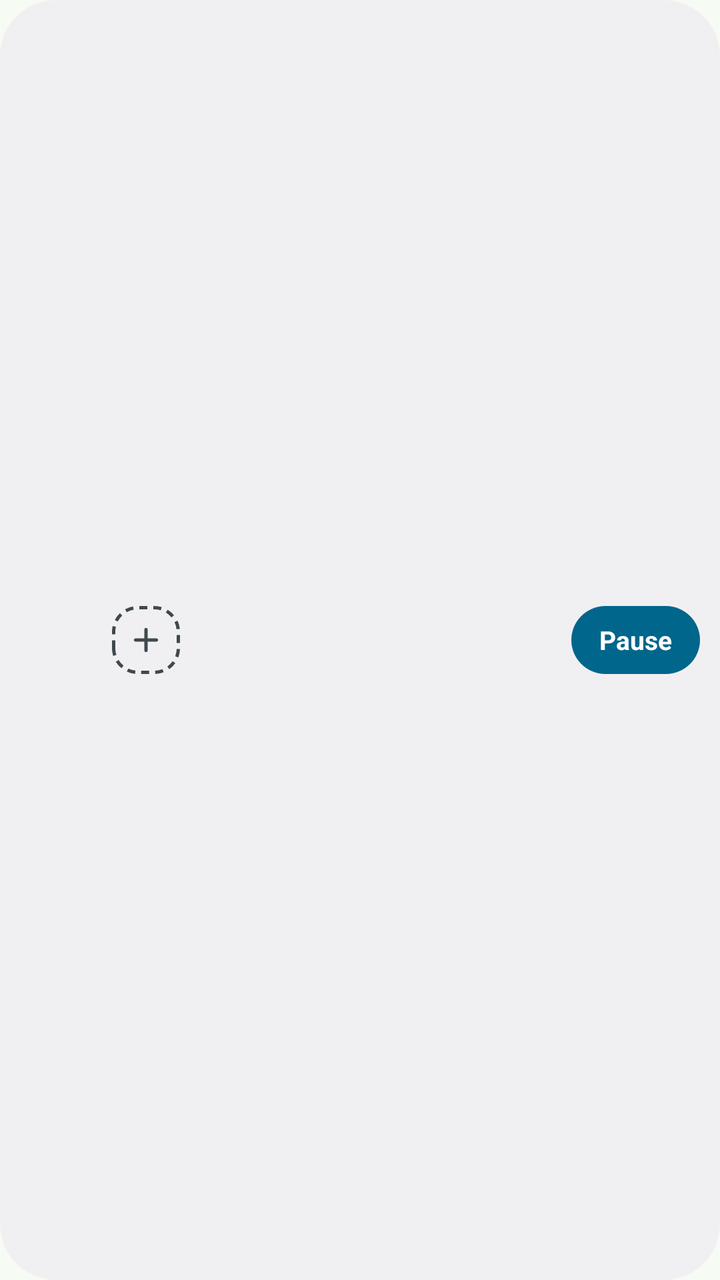
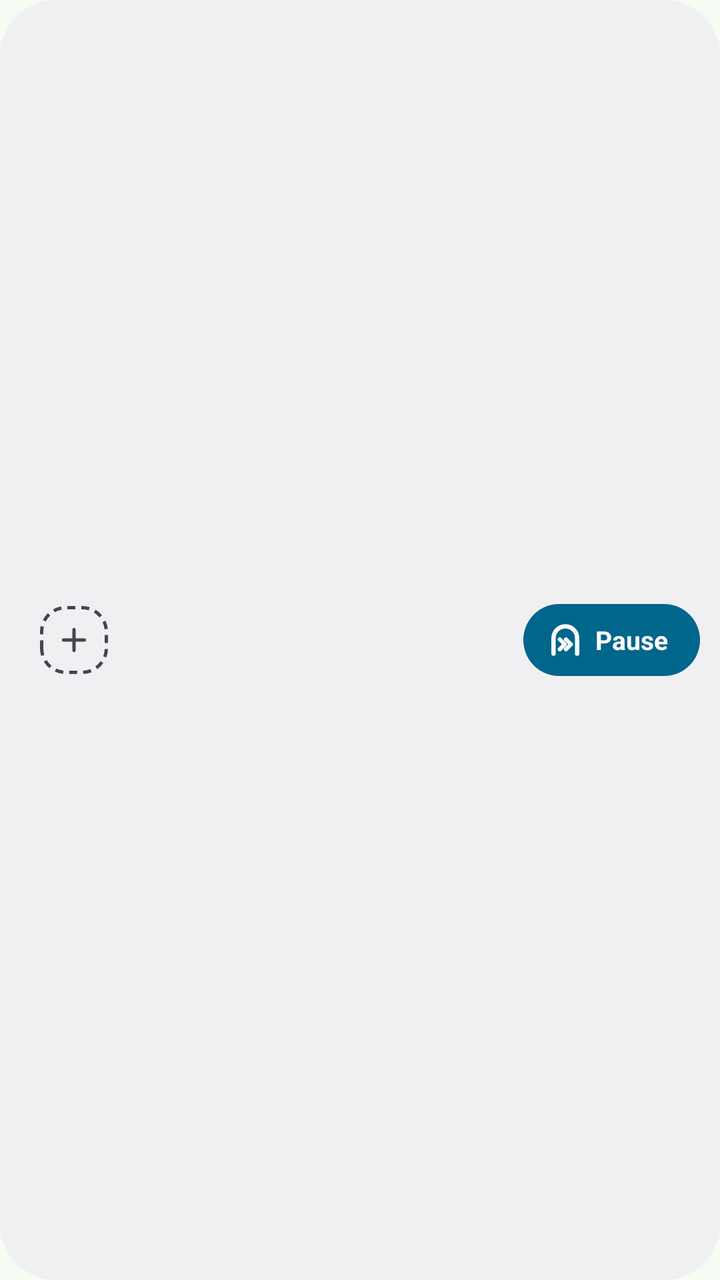

Screens rendered from an Android XML layout before and after an edit, with the pre-edit source and the edit as a unified diff.
<!-- AndroidManifest.xml: application theme Theme.ClearGate -->
<!-- res/layout/widget_compact.xml -->
<?xml version="1.0" encoding="utf-8"?>
<LinearLayout xmlns:android="http://schemas.android.com/apk/res/android"
    android:id="@+id/widget_root"
    android:layout_width="match_parent"
    android:layout_height="match_parent"
    android:background="@drawable/widget_background"
    android:gravity="center_vertical"
    android:orientation="horizontal"
    android:paddingStart="14dp"
    android:paddingEnd="10dp">

    <ImageView
        android:id="@+id/widget_logo"
        android:layout_width="34dp"
        android:layout_height="34dp"
        android:contentDescription="@string/app_name"
        android:src="@mipmap/ic_launcher" />

    <ImageView
        android:id="@+id/bank_icon_0"
        style="@style/WidgetCompactBank"
        android:visibility="gone" />

    <ImageView
        android:id="@+id/bank_icon_1"
        style="@style/WidgetCompactBank"
        android:visibility="gone" />

    <ImageView
        android:id="@+id/bank_icon_2"
        style="@style/WidgetCompactBank"
        android:visibility="gone" />

    <ImageView
        android:id="@+id/bank_icon_3"
        style="@style/WidgetCompactBank"
        android:visibility="gone" />

    <ImageView
        android:id="@+id/bank_add"
        style="@style/WidgetCompactBank"
        android:background="@drawable/widget_add_slot"
        android:contentDescription="@string/widget_add_bank"
        android:padding="8dp"
        android:src="@drawable/ic_widget_add" />

    
    <FrameLayout
        android:layout_width="0dp"
        android:layout_height="1dp"
        android:layout_weight="1" />

    <TextView
        android:id="@+id/widget_button"
        android:layout_width="wrap_content"
        android:layout_height="34dp"
        android:text="@string/widget_pause"
        android:background="@drawable/widget_button"
        android:gravity="center"
        android:paddingStart="14dp"
        android:paddingEnd="14dp"
        android:textColor="@color/widget_on_accent"
        android:textSize="13sp"
        android:textStyle="bold" />
</LinearLayout>
<!-- resources referenced by this layout -->
<resources>
  <color name="widget_on_accent">#FFFFFF</color>
  <!-- drawable ic_widget_add (drawable) -->
  <?xml version="1.0" encoding="utf-8"?>
  <vector xmlns:android="http://schemas.android.com/apk/res/android"
      android:width="24dp"
      android:height="24dp"
      android:viewportWidth="24"
      android:viewportHeight="24">
      <path
          android:fillColor="#00000000"
          android:pathData="M12,5 V19 M5,12 H19"
          android:strokeColor="@color/widget_on_surface_variant"
          android:strokeLineCap="round"
          android:strokeWidth="2.2" />
  </vector>
  <!-- drawable widget_add_slot (drawable) -->
  <?xml version="1.0" encoding="utf-8"?>
  <shape xmlns:android="http://schemas.android.com/apk/res/android" android:shape="rectangle">
      <stroke
          android:width="1.5dp"
          android:color="@color/widget_on_surface_variant"
          android:dashGap="3dp"
          android:dashWidth="4dp" />
      <corners android:radius="12dp" />
  </shape>
  <!-- drawable widget_background (drawable) -->
  <?xml version="1.0" encoding="utf-8"?>
  <shape xmlns:android="http://schemas.android.com/apk/res/android" android:shape="rectangle">
      <solid android:color="@color/widget_surface" />
      <corners android:radius="28dp" />
  </shape>
  <!-- drawable widget_button (drawable) -->
  <?xml version="1.0" encoding="utf-8"?>
  <shape xmlns:android="http://schemas.android.com/apk/res/android" android:shape="rectangle">
      <solid android:color="@color/widget_accent" />
      <corners android:radius="18dp" />
  </shape>
  <!-- mipmap ic_launcher (mipmap-anydpi-v26) -->
  <?xml version="1.0" encoding="utf-8"?>
  <adaptive-icon xmlns:android="http://schemas.android.com/apk/res/android">
      <background android:drawable="@color/ic_launcher_background" />
      <foreground android:drawable="@drawable/ic_launcher_foreground" />
      <monochrome android:drawable="@drawable/ic_launcher_monochrome" />
  </adaptive-icon>
  <string name="app_name">ClearGate</string>
  <string name="widget_add_bank">Add bank</string>
  <string name="widget_pause">Pause</string>
  <style name="WidgetCompactBank">
          <item name="android:layout_width">34dp</item>
          <item name="android:layout_height">34dp</item>
          <item name="android:layout_marginStart">8dp</item>
          <item name="android:contentDescription">@null</item>
      </style>
  <style name="Theme.ClearGate" parent="android:Theme.Material.Light.NoActionBar">
          <item name="android:windowBackground">@color/window_background</item>
      </style>
  <color name="widget_on_surface_variant">#414941</color>
  <color name="widget_surface">#F0F5ED</color>
  <color name="widget_accent">#2F6A3F</color>
  <color name="ic_launcher_background">#2F6A3F</color>
  <!-- drawable ic_launcher_monochrome (drawable) -->
  <?xml version="1.0" encoding="utf-8"?>
  <vector xmlns:android="http://schemas.android.com/apk/res/android"
      android:width="108dp" android:height="108dp"
      android:viewportWidth="108" android:viewportHeight="108">
      <path android:pathData="M35,77 L35,52 A19,19 0 0 1 73,52 L73,77" android:fillColor="#00000000"
          android:strokeColor="#FFFFFF" android:strokeWidth="7" android:strokeLineCap="round" />
      <path android:pathData="M45,54 L53,62 L45,70 M55,54 L63,62 L55,70" android:fillColor="#00000000"
          android:strokeColor="#FFFFFF" android:strokeWidth="6.5"
          android:strokeLineCap="round" android:strokeLineJoin="round" />
  </vector>
  <color name="window_background">#F6FBF3</color>
</resources>

<!-- the commit's change to res/layout/widget_compact.xml (unified diff, before → after) -->
@@ -6,15 +6,8 @@
     android:background="@drawable/widget_background"
     android:gravity="center_vertical"
     android:orientation="horizontal"
-    android:paddingStart="14dp"
+    android:paddingStart="12dp"
     android:paddingEnd="10dp">
-
-    <ImageView
-        android:id="@+id/widget_logo"
-        android:layout_width="34dp"
-        android:layout_height="34dp"
-        android:contentDescription="@string/app_name"
-        android:src="@mipmap/ic_launcher" />
 
     <ImageView
         android:id="@+id/bank_icon_0"
@@ -50,16 +43,31 @@
         android:layout_height="1dp"
         android:layout_weight="1" />
 
-    <TextView
+    <LinearLayout
         android:id="@+id/widget_button"
         android:layout_width="wrap_content"
-        android:layout_height="34dp"
-        android:text="@string/widget_pause"
+        android:layout_height="36dp"
         android:background="@drawable/widget_button"
-        android:gravity="center"
-        android:paddingStart="14dp"
-        android:paddingEnd="14dp"
-        android:textColor="@color/widget_on_accent"
-        android:textSize="13sp"
-        android:textStyle="bold" />
+        android:gravity="center_vertical"
+        android:orientation="horizontal"
+        android:paddingStart="12dp"
+        android:paddingEnd="16dp">
+
+        <ImageView
+            android:id="@+id/widget_button_icon"
+            android:layout_width="18dp"
+            android:layout_height="18dp"
+            android:contentDescription="@null"
+            android:src="@drawable/ic_tile" />
+
+        <TextView
+            android:id="@+id/widget_button_label"
+            android:layout_width="wrap_content"
+            android:layout_height="wrap_content"
+            android:layout_marginStart="6dp"
+            android:text="@string/widget_pause"
+            android:textColor="@color/widget_on_accent"
+            android:textSize="13sp"
+            android:textStyle="bold" />
+    </LinearLayout>
 </LinearLayout>
<!-- resource entries referenced after the edit -->
@@ -1,6 +1,19 @@
 <!-- resources referenced by this layout -->
 <resources>
   <color name="widget_on_accent">#FFFFFF</color>
+  <!-- drawable ic_tile (drawable) -->
+  <?xml version="1.0" encoding="utf-8"?>
+  <vector xmlns:android="http://schemas.android.com/apk/res/android"
+      android:width="24dp" android:height="24dp"
+      android:viewportWidth="58" android:viewportHeight="58">
+      <group android:translateX="-25" android:translateY="-26">
+          <path android:pathData="M35,77 L35,52 A19,19 0 0 1 73,52 L73,77" android:fillColor="#00000000"
+              android:strokeColor="#FFFFFF" android:strokeWidth="7" android:strokeLineCap="round" />
+          <path android:pathData="M45,54 L53,62 L45,70 M55,54 L63,62 L55,70" android:fillColor="#00000000"
+              android:strokeColor="#FFFFFF" android:strokeWidth="6.5"
+              android:strokeLineCap="round" android:strokeLineJoin="round" />
+      </group>
+  </vector>
   <!-- drawable ic_widget_add (drawable) -->
   <?xml version="1.0" encoding="utf-8"?>
   <vector xmlns:android="http://schemas.android.com/apk/res/android"
@@ -37,14 +50,6 @@
       <solid android:color="@color/widget_accent" />
       <corners android:radius="18dp" />
   </shape>
-  <!-- mipmap ic_launcher (mipmap-anydpi-v26) -->
-  <?xml version="1.0" encoding="utf-8"?>
-  <adaptive-icon xmlns:android="http://schemas.android.com/apk/res/android">
-      <background android:drawable="@color/ic_launcher_background" />
-      <foreground android:drawable="@drawable/ic_launcher_foreground" />
-      <monochrome android:drawable="@drawable/ic_launcher_monochrome" />
-  </adaptive-icon>
-  <string name="app_name">ClearGate</string>
   <string name="widget_add_bank">Add bank</string>
   <string name="widget_pause">Pause</string>
   <style name="WidgetCompactBank">
@@ -59,18 +64,6 @@
   <color name="widget_on_surface_variant">#414941</color>
   <color name="widget_surface">#F0F5ED</color>
   <color name="widget_accent">#2F6A3F</color>
-  <color name="ic_launcher_background">#2F6A3F</color>
-  <!-- drawable ic_launcher_monochrome (drawable) -->
-  <?xml version="1.0" encoding="utf-8"?>
-  <vector xmlns:android="http://schemas.android.com/apk/res/android"
-      android:width="108dp" android:height="108dp"
-      android:viewportWidth="108" android:viewportHeight="108">
-      <path android:pathData="M35,77 L35,52 A19,19 0 0 1 73,52 L73,77" android:fillColor="#00000000"
-          android:strokeColor="#FFFFFF" android:strokeWidth="7" android:strokeLineCap="round" />
-      <path android:pathData="M45,54 L53,62 L45,70 M55,54 L63,62 L55,70" android:fillColor="#00000000"
-          android:strokeColor="#FFFFFF" android:strokeWidth="6.5"
-          android:strokeLineCap="round" android:strokeLineJoin="round" />
-  </vector>
   <color name="window_background">#F6FBF3</color>
 </resources>
 
